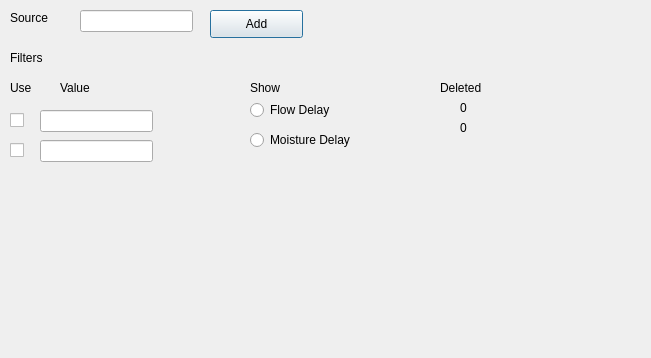
Above: crop_editor_dialog_base.ui from alamsal/QGIS-Yield-Editor before the change. Below: the same form after it.
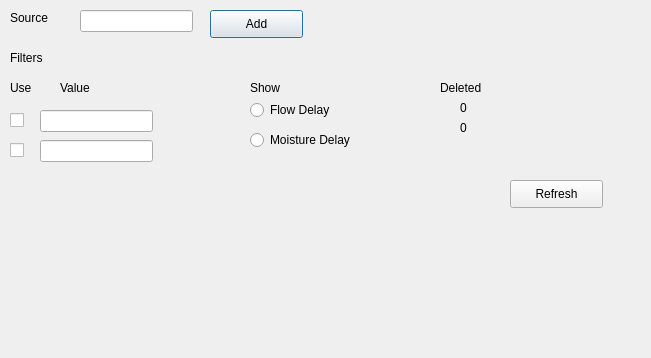
That is the form after the change.

Commit message: Added refresh button

```diff
--- a/crop_editor_dialog_base.ui
+++ b/crop_editor_dialog_base.ui
@@ -215,6 +215,19 @@
     <string>0</string>
    </property>
   </widget>
+  <widget class="QPushButton" name="btnRefresh">
+   <property name="geometry">
+    <rect>
+     <x>510</x>
+     <y>180</y>
+     <width>93</width>
+     <height>28</height>
+    </rect>
+   </property>
+   <property name="text">
+    <string>Refresh</string>
+   </property>
+  </widget>
  </widget>
  <resources/>
  <connections/>
```
